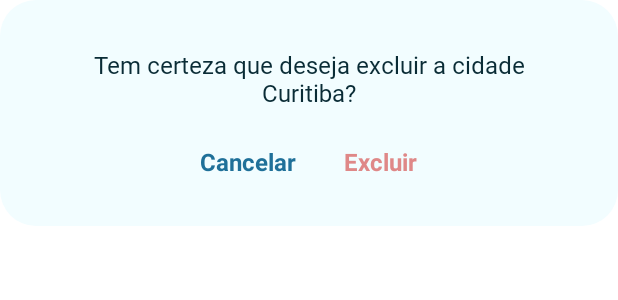
After one commit to AlefCSM/CityTravelTracker, an Android app: the layout card_yes_no.xml on its own in the app's theme, with its tools: preview values and no code run, on a phone screen of 412 x 824 dp. The commit adds this screen. Shown: the top 300 px of the screen. Run offline under Robolectric (Android 15) with nearby library versions, the phone set to English and light mode, and no system bars.

Commit message:
exclude card

```diff
--- /dev/null
+++ b/app/src/main/res/drawable/shape_card.xml
@@ -0,0 +1,54 @@
+<?xml version="1.0" encoding="utf-8"?><!--suppress AndroidUnknownAttribute, AndroidUnknownAttribute -->
+<layer-list xmlns:android="http://schemas.android.com/apk/res/android">
+    <!--    <item>-->
+    <!--        <shape>-->
+    <!--            <padding android:bottom="1dp" />-->
+    <!--            <stroke-->
+    <!--                android:width="1dp"-->
+    <!--                android:color="#05000000" />-->
+    <!--            <corners android:radius="8dp" />-->
+    <!--        </shape>-->
+    <!--    </item>-->
+    <!--    <item>-->
+    <!--        <shape>-->
+    <!--            <padding android:bottom="1dp" />-->
+    <!--            <stroke-->
+    <!--                android:width="1dp"-->
+    <!--                android:color="#05000000" />-->
+    <!--            <corners android:radius="8dp"-->
+
+    <!--                />-->
+    <!--        </shape>-->
+    <!--    </item>-->
+    <!--    <item>-->
+    <!--        <shape>-->
+    <!--            <padding-->
+    <!--                android:bottom="1dp"-->
+    <!--                android:left="0.5dp"-->
+    <!--                android:right="0.5dp"-->
+    <!--                android:top="0dp" />-->
+    <!--            <stroke-->
+    <!--                android:width="1dp"-->
+    <!--                android:color="#05000000" />-->
+    <!--            <corners android:radius="8dp" />-->
+    <!--        </shape>-->
+    <!--    </item>-->
+    <!--    <item>-->
+    <!--        <shape>-->
+    <!--            <padding-->
+    <!--                android:bottom="0.5dp"-->
+    <!--                android:left="0.5dp"-->
+    <!--                android:right="0.5dp" />-->
+    <!--            <stroke-->
+    <!--                android:width="1dp"-->
+    <!--                android:color="#05000000" />-->
+    <!--            <corners android:radius="8dp" />-->
+    <!--        </shape>-->
+    <!--    </item>-->
+    <item>
+        <shape android:shape="rectangle">
+            <solid android:color="@color/light_2" />
+            <corners android:radius="24dp" />
+        </shape>
+    </item>
+</layer-list>
--- /dev/null
+++ b/app/src/main/res/layout/card_yes_no.xml
@@ -0,0 +1,41 @@
+<?xml version="1.0" encoding="utf-8"?>
+<androidx.appcompat.widget.LinearLayoutCompat xmlns:android="http://schemas.android.com/apk/res/android"
+    android:layout_width="wrap_content"
+    android:layout_height="wrap_content"
+    android:background="@drawable/shape_card"
+    android:gravity="center"
+    android:orientation="vertical"
+    android:padding="@dimen/card_padding">
+
+    <androidx.appcompat.widget.AppCompatTextView
+        android:id="@+id/txt_msg"
+        style="@style/RegularTextPrimaryColor"
+        android:layout_width="wrap_content"
+        android:layout_height="wrap_content"
+        android:gravity="center"
+        android:text="@string/exclude_city" />
+
+    <androidx.appcompat.widget.LinearLayoutCompat
+        android:layout_width="wrap_content"
+        android:layout_height="wrap_content"
+        android:layout_marginTop="24dp"
+        android:orientation="horizontal">
+
+        <androidx.appcompat.widget.AppCompatTextView
+            android:id="@+id/btn_cancel"
+            style="@style/RegularTextBold"
+            android:layout_width="wrap_content"
+            android:layout_height="wrap_content"
+            android:text="@string/cancel"
+            android:textColor="@color/secondary_3" />
+
+        <androidx.appcompat.widget.AppCompatTextView
+            android:id="@+id/btn_exclude"
+            style="@style/RegularTextBold"
+            android:layout_width="wrap_content"
+            android:layout_height="wrap_content"
+            android:layout_marginStart="32dp"
+            android:text="@string/exclude"
+            android:textColor="@color/danger_3" />
+    </androidx.appcompat.widget.LinearLayoutCompat>
+</androidx.appcompat.widget.LinearLayoutCompat>
--- a/app/src/main/res/values/dimens.xml
+++ b/app/src/main/res/values/dimens.xml
@@ -13,5 +13,6 @@
     <dimen name="no_drawable_start_padding">-18dp</dimen>
     <dimen name="no_drawable_end_padding">-14dp</dimen>
     <dimen name="route_fragment_padding_top">24dp</dimen>
+    <dimen name="card_padding">32dp</dimen>
 
 </resources>
--- a/app/src/main/res/values/strings.xml
+++ b/app/src/main/res/values/strings.xml
@@ -12,4 +12,8 @@
     <string name="add_connections">add conexões</string>
     <string name="my_connections">Minhas conexões</string>
     <string name="save_trip">Salvar viagem</string>
+    <string name="exclude_city">Tem certeza que  deseja excluir a cidade Curitiba?</string>
+    <string name="cancel">Cancelar</string>
+    <string name="exclude">Excluir</string>
+
 </resources>
```
Also changed, not shown: app/src/main/res/drawable/shape_connection_single_item.xml (deleted, +0 -54 lines).
